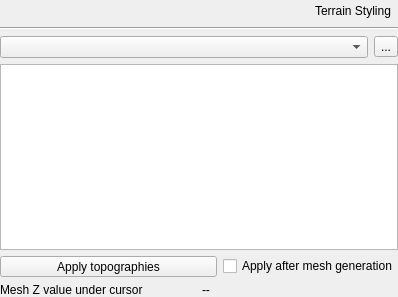
vcloarec/ReosProject, file src/ui/reosmeshtopographywidget.ui: the form before one commit.
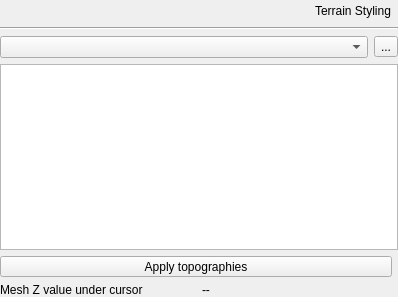
The form after the commit. Icons and pictures are not drawn. Custom widgets are drawn as their Qt base class.

Commit message: auto apply topographies and fix editing transition

What changed in the file:
```diff
--- a/src/ui/reosmeshtopographywidget.ui
+++ b/src/ui/reosmeshtopographywidget.ui
@@ -155,11 +155,7 @@
         </widget>
        </item>
        <item>
-        <widget class="QCheckBox" name="checkBox">
-         <property name="text">
-          <string>Apply after mesh generation</string>
-         </property>
-        </widget>
+        <widget class="ReosParameterBooleanWidget" name="mAutoApplyWidget" native="true"/>
        </item>
       </layout>
      </item>
@@ -173,6 +169,12 @@
    <extends>QComboBox</extends>
    <header>reosdigitalelevationmodelcombobox.h</header>
   </customwidget>
+  <customwidget>
+   <class>ReosParameterBooleanWidget</class>
+   <extends>QWidget</extends>
+   <header>reosparameterwidget.h</header>
+   <container>1</container>
+  </customwidget>
  </customwidgets>
  <resources>
   <include location="../../images/images.qrc"/>
```
The commit also changes 23 other files.
